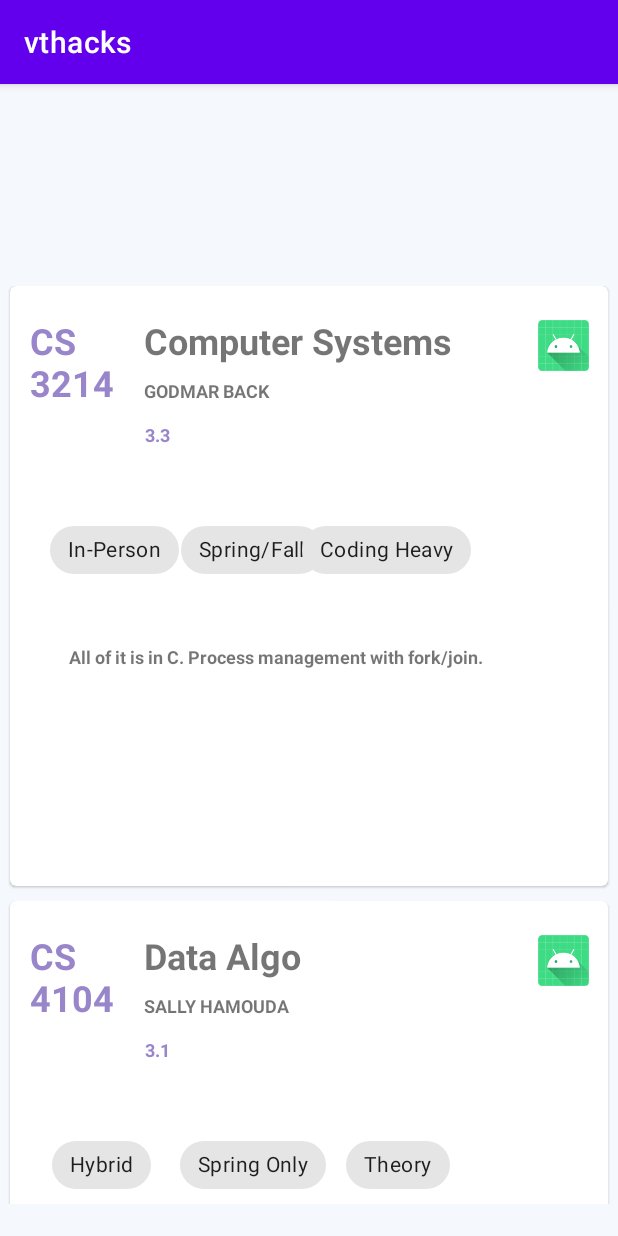
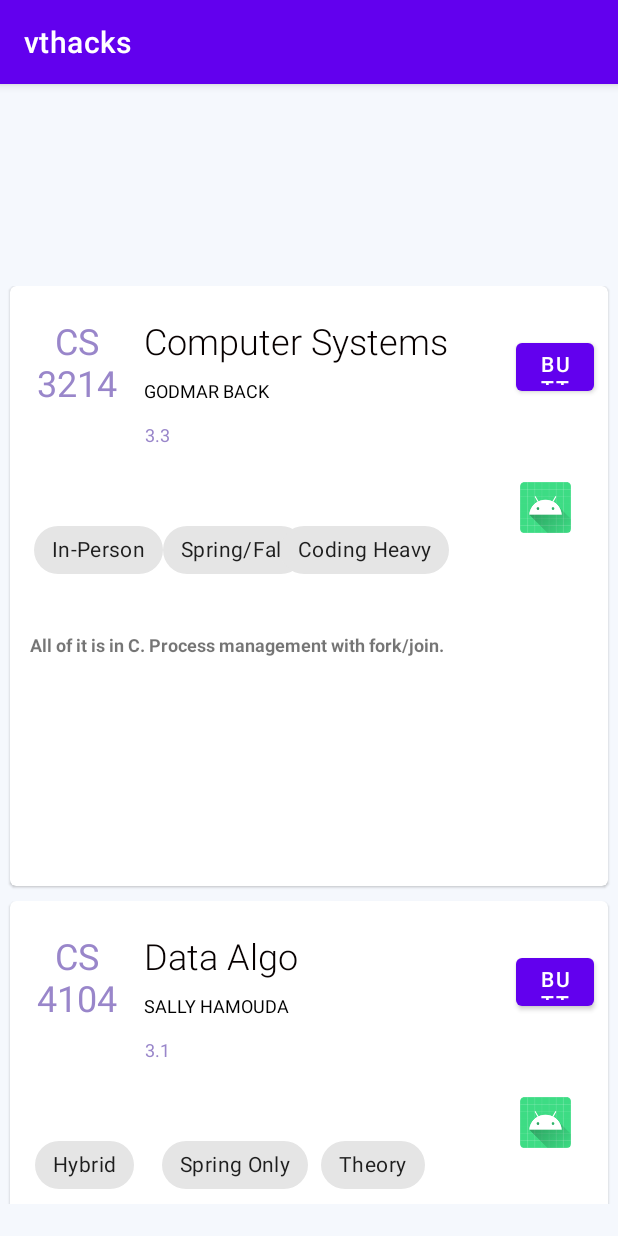
Before and after one commit to daltarace/vthacks, an Android app: the screen it shows after launch (MainActivity), on a phone screen of 412 x 824 dp. Run offline under Robolectric (Android 15) with nearby library versions, the phone set to English and light mode, and no system bars.

Commit message:
added favorite button

```diff
--- a/app/src/main/res/layout/single_item.xml
+++ b/app/src/main/res/layout/single_item.xml
@@ -28,9 +28,10 @@
             android:layout_width="220dp"
             android:layout_height="37dp"
             android:layout_marginTop="20dp"
+            android:fontFamily="sans-serif-light"
             android:text="classname"
+            android:textColor="#070000"
             android:textSize="24sp"
-            android:textStyle="bold"
             app:layout_constraintEnd_toEndOf="parent"
             app:layout_constraintStart_toStartOf="parent"
             app:layout_constraintTop_toTopOf="parent" />
@@ -39,14 +40,12 @@
             android:id="@+id/activity_classcode"
             android:layout_width="67dp"
             android:layout_height="79dp"
-            android:layout_marginStart="4dp"
             android:layout_marginTop="20dp"
             android:text="classcode"
-            android:textAlignment="textStart"
+            android:textAlignment="center"
             android:textAllCaps="true"
             android:textColor="@color/primary"
             android:textSize="24sp"
-            android:textStyle="bold"
             app:layout_constraintEnd_toStartOf="@+id/activity_classname"
             app:layout_constraintStart_toStartOf="parent"
             app:layout_constraintTop_toTopOf="parent" />
@@ -58,8 +57,8 @@
             android:layout_marginTop="4dp"
             android:text="teacher"
             android:textAllCaps="true"
+            android:textColor="#000000"
             android:textSize="12sp"
-            android:textStyle="bold"
             app:layout_constraintEnd_toEndOf="parent"
             app:layout_constraintHorizontal_bias="0.502"
             app:layout_constraintStart_toStartOf="parent"
@@ -68,13 +67,12 @@
         <TextView
             android:id="@+id/activity_gpa"
             android:layout_width="76dp"
-            android:textColor="@color/primary"
             android:layout_height="24dp"
             android:layout_marginTop="4dp"
             android:text="gpa"
             android:textAllCaps="true"
+            android:textColor="@color/primary"
             android:textSize="12sp"
-            android:textStyle="bold"
             app:layout_constraintEnd_toEndOf="parent"
             app:layout_constraintHorizontal_bias="0.279"
             app:layout_constraintStart_toStartOf="parent"
@@ -84,11 +82,12 @@
             android:id="@+id/activity_wiki"
             android:layout_width="320dp"
             android:layout_height="178dp"
-            android:layout_marginTop="152dp"
+            android:layout_marginTop="144dp"
             android:text="wiki"
             android:textSize="12sp"
             android:textStyle="bold"
             app:layout_constraintEnd_toEndOf="parent"
+            app:layout_constraintHorizontal_bias="0.17"
             app:layout_constraintStart_toStartOf="parent"
             app:layout_constraintTop_toBottomOf="@+id/activity_teacher" />
 
@@ -96,11 +95,22 @@
             android:id="@+id/iv_language"
             android:layout_width="34dp"
             android:layout_height="39dp"
-            android:layout_marginLeft="352dp"
-            android:layout_marginTop="20dp"
+            android:layout_marginLeft="340dp"
+            android:layout_marginTop="128dp"
             android:scaleType="fitCenter"
             android:src="@mipmap/ic_launcher"
             app:layout_constraintLeft_toLeftOf="parent"
+            app:layout_constraintTop_toTopOf="parent" />
+
+        <com.google.android.material.chip.Chip
+            android:id="@+id/activity_semester"
+            android:layout_width="wrap_content"
+            android:layout_height="wrap_content"
+            android:layout_marginTop="152dp"
+            android:text="chiptext"
+            app:layout_constraintEnd_toEndOf="parent"
+            app:layout_constraintHorizontal_bias="0.336"
+            app:layout_constraintStart_toStartOf="parent"
             app:layout_constraintTop_toTopOf="parent" />
 
         <com.google.android.material.chip.Chip
@@ -110,18 +120,7 @@
             android:layout_marginTop="152dp"
             android:text="chiptext"
             app:layout_constraintEnd_toEndOf="parent"
-            app:layout_constraintHorizontal_bias="0.085"
-            app:layout_constraintStart_toStartOf="parent"
-            app:layout_constraintTop_toTopOf="parent" />
-
-        <com.google.android.material.chip.Chip
-            android:id="@+id/activity_semester"
-            android:layout_width="wrap_content"
-            android:layout_height="wrap_content"
-            android:layout_marginTop="152dp"
-            android:text="chiptext"
-            app:layout_constraintEnd_toEndOf="parent"
-            app:layout_constraintHorizontal_bias="0.376"
+            app:layout_constraintHorizontal_bias="0.051"
             app:layout_constraintStart_toStartOf="parent"
             app:layout_constraintTop_toTopOf="parent" />
 
@@ -132,8 +131,19 @@
             android:layout_marginTop="152dp"
             android:text="chiptext"
             app:layout_constraintEnd_toEndOf="parent"
-            app:layout_constraintHorizontal_bias="0.681"
+            app:layout_constraintHorizontal_bias="0.629"
             app:layout_constraintStart_toStartOf="parent"
+            app:layout_constraintTop_toTopOf="parent" />
+
+        <Button
+            android:id="@+id/activity_favoritebutton"
+            android:layout_width="52dp"
+            android:layout_height="44dp"
+            android:layout_marginTop="32dp"
+            android:text="Button"
+            app:layout_constraintEnd_toEndOf="parent"
+            app:layout_constraintHorizontal_bias="0.743"
+            app:layout_constraintStart_toEndOf="@+id/activity_classname"
             app:layout_constraintTop_toTopOf="parent" />
 
     </androidx.constraintlayout.widget.ConstraintLayout>
```
